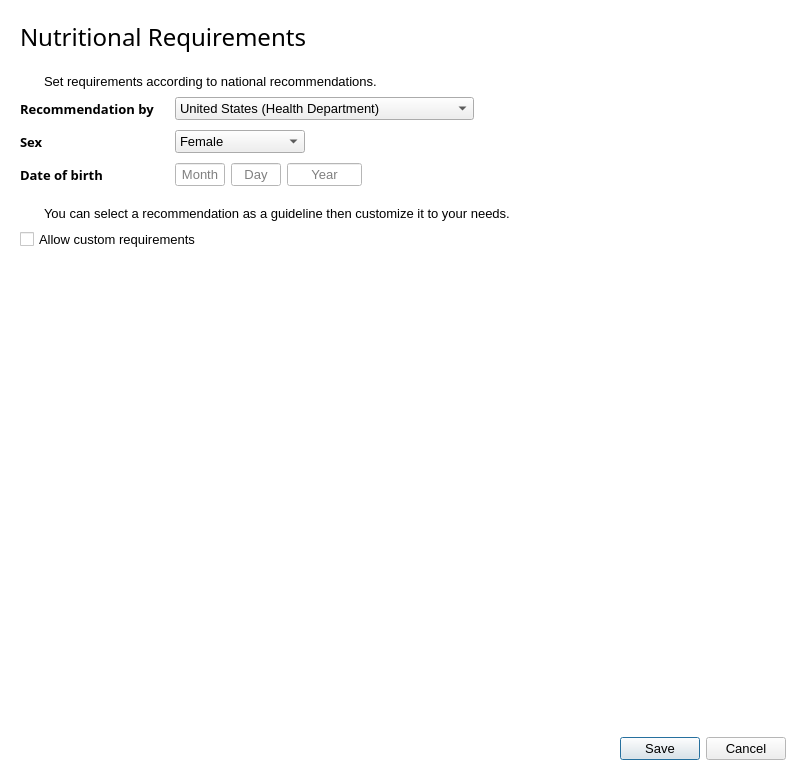
First picture: the form in ui_requirementswindow.ui, repository josh-minch/spartan, before the edit.
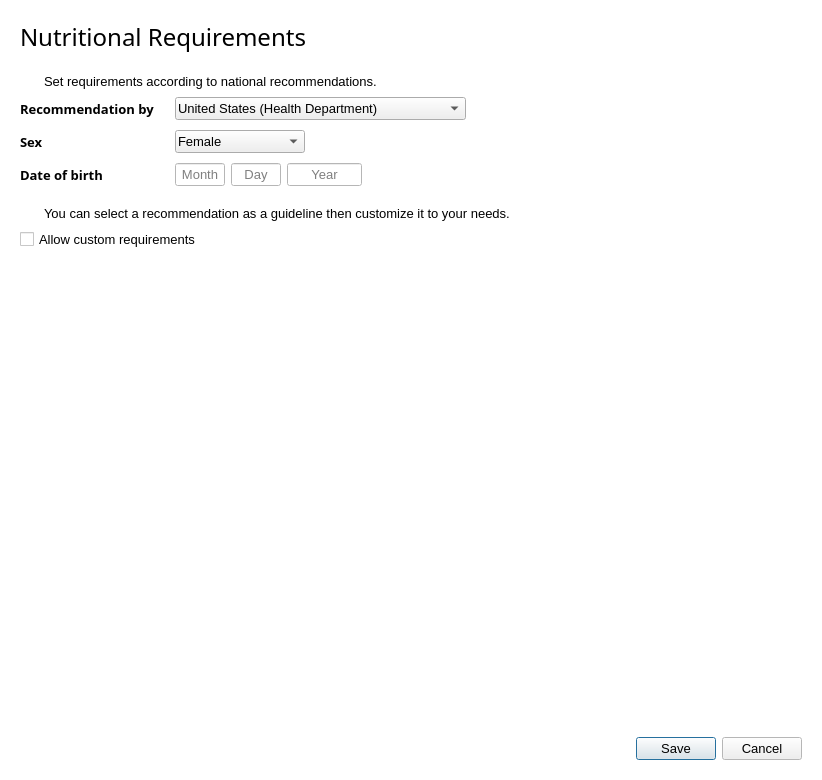
Second picture: the form after the edit. Icons and pictures are not drawn.

Patch:
```diff
--- a/ui_requirementswindow.ui
+++ b/ui_requirementswindow.ui
@@ -6,7 +6,7 @@
    <rect>
     <x>0</x>
     <y>0</y>
-    <width>806</width>
+    <width>822</width>
     <height>780</height>
    </rect>
   </property>
@@ -261,7 +261,11 @@
           <enum>Qt::TabFocus</enum>
          </property>
          <property name="styleSheet">
-          <string notr="true">QListView{
+          <string notr="true">QComboBox {
+    padding: 2px 0px 2px 2px;
+}
+
+QListView{
 	outline: none;
 }
 
@@ -377,7 +381,11 @@
           <enum>Qt::TabFocus</enum>
          </property>
          <property name="styleSheet">
-          <string notr="true">QListView{
+          <string notr="true">QComboBox {
+    padding: 2px 0px 2px 2px;
+}
+
+QListView{
 	outline: none;
 }
 
@@ -608,6 +616,12 @@
     <layout class="QHBoxLayout" name="horizontalLayout">
      <item>
       <widget class="QTableView" name="macro_view">
+       <property name="font">
+        <font>
+         <family>Segoe UI</family>
+         <pointsize>10</pointsize>
+        </font>
+       </property>
        <property name="focusPolicy">
         <enum>Qt::NoFocus</enum>
        </property>
@@ -640,6 +654,12 @@
      </item>
      <item>
       <widget class="QTableView" name="vit_view">
+       <property name="font">
+        <font>
+         <family>Segoe UI</family>
+         <pointsize>10</pointsize>
+        </font>
+       </property>
        <property name="focusPolicy">
         <enum>Qt::NoFocus</enum>
        </property>
@@ -672,6 +692,12 @@
      </item>
      <item>
       <widget class="QTableView" name="mineral_view">
+       <property name="font">
+        <font>
+         <family>Segoe UI</family>
+         <pointsize>10</pointsize>
+        </font>
+       </property>
        <property name="focusPolicy">
         <enum>Qt::NoFocus</enum>
        </property>
```
